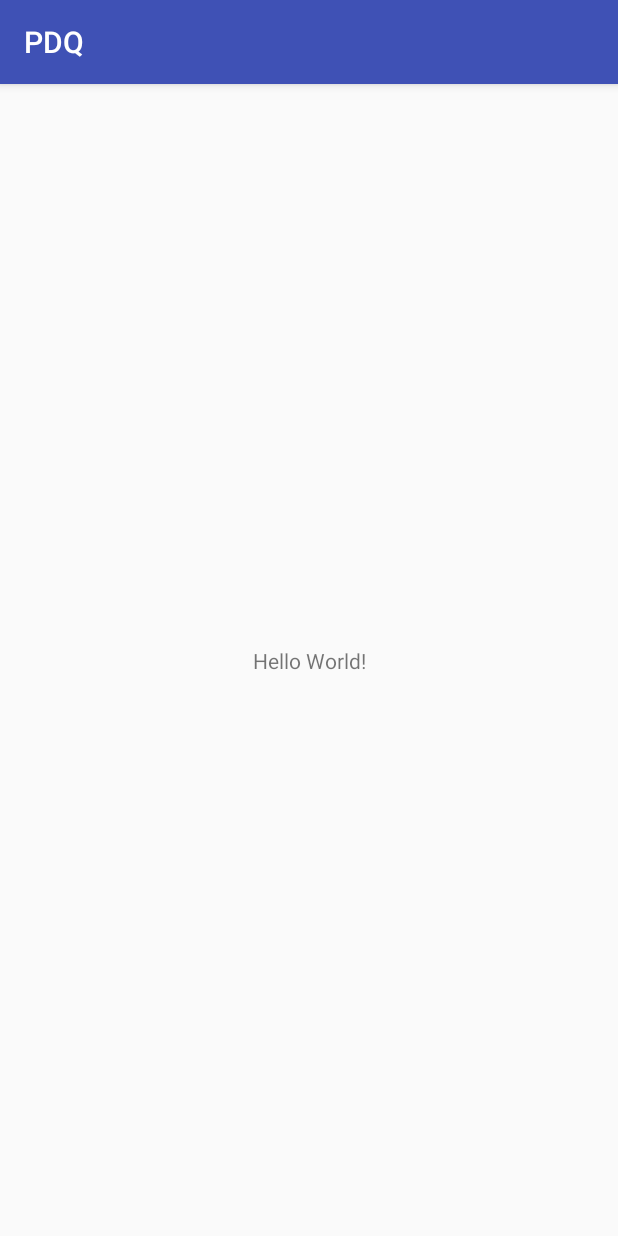
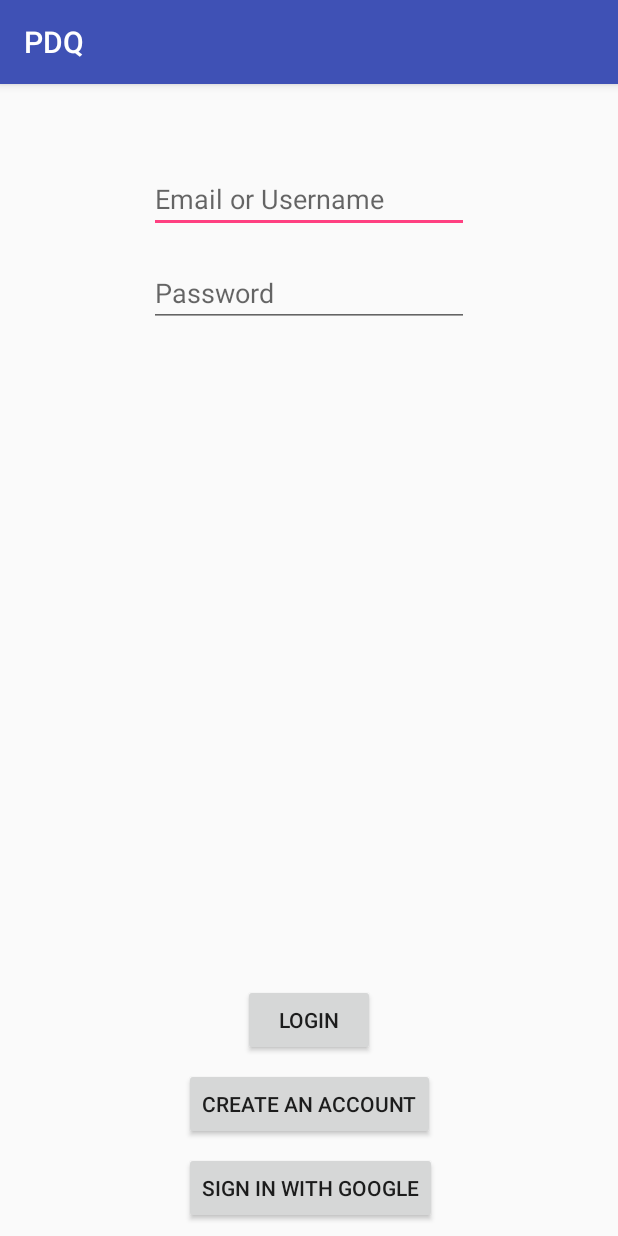
Before and after one commit to justephens/congressional-app-pdq, an Android app: the screen it shows after launch (HomePage before the commit, LoginActivity after it), on a phone screen of 412 x 824 dp. Run offline under Robolectric (Android 15) with nearby library versions, the phone set to English and light mode, and no system bars.

Commit message:
created log in page

```diff
--- a/PDQ/app/src/main/AndroidManifest.xml
+++ b/PDQ/app/src/main/AndroidManifest.xml
@@ -6,16 +6,17 @@
         android:allowBackup="true"
         android:icon="@mipmap/ic_launcher"
         android:label="@string/app_name"
-        android:roundIcon="@mipmap/ic_launcher_round"
         android:supportsRtl="true"
         android:theme="@style/AppTheme">
-        <activity android:name=".HomePage">
+        <activity android:name=".LoginActivity">
             <intent-filter>
                 <action android:name="android.intent.action.MAIN" />
 
                 <category android:name="android.intent.category.LAUNCHER" />
             </intent-filter>
         </activity>
+        <activity android:name=".HomePage" />
+        <activity android:name=".CreateAccountActivity"></activity>
     </application>
 
 </manifest>
--- /dev/null
+++ b/PDQ/app/src/main/java/plp/pdq/LoginActivity.java
@@ -0,0 +1,42 @@
+package plp.pdq;
+
+import android.content.Context;
+import android.content.Intent;
+import android.support.v7.app.AppCompatActivity;
+import android.os.Bundle;
+import android.view.View;
+import android.widget.Button;
+import android.widget.EditText;
+
+public class LoginActivity extends AppCompatActivity {
+
+    EditText textUsername;
+    Button btnLogin, btnGoogle, btnCreateAccount;
+
+    @Override
+    protected void onCreate(Bundle savedInstanceState) {
+        super.onCreate(savedInstanceState);
+        setContentView(R.layout.activity_login);
+
+        textUsername = (EditText) findViewById(R.id.UsernameLogin);
+        btnLogin = (Button) findViewById(R.id.buttonLogin);
+        btnCreateAccount = (Button) findViewById(R.id.buttonCreateAccount);
+        //btnGoogle = (Button) findViewById(R.id.buttonGoogle);
+
+        btnLogin.setOnClickListener(new View.OnClickListener() {
+            @Override
+            public void onClick(View view) {
+                Intent intent = new Intent(LoginActivity.this, HomePage.class);
+                startActivity(intent);
+            }
+        });
+
+        btnCreateAccount.setOnClickListener(new View.OnClickListener() {
+            @Override
+            public void onClick(View view) {
+                Intent intent = new Intent(LoginActivity.this, HomePage.class);
+                startActivity(intent);
+            }
+        });
+    }
+}
--- /dev/null
+++ b/PDQ/app/src/main/res/layout/activity_login.xml
@@ -0,0 +1,74 @@
+<?xml version="1.0" encoding="utf-8"?>
+<android.support.constraint.ConstraintLayout xmlns:android="http://schemas.android.com/apk/res/android"
+    xmlns:app="http://schemas.android.com/apk/res-auto"
+    xmlns:tools="http://schemas.android.com/tools"
+    android:layout_width="match_parent"
+    android:layout_height="match_parent"
+    tools:context="plp.pdq.LoginActivity">
+
+    <Button
+        android:id="@+id/buttonLogin"
+        android:layout_width="wrap_content"
+        android:layout_height="wrap_content"
+        android:text="Login"
+        android:layout_marginRight="8dp"
+        app:layout_constraintRight_toRightOf="parent"
+        android:layout_marginLeft="8dp"
+        app:layout_constraintLeft_toLeftOf="parent"
+        android:layout_marginBottom="8dp"
+        app:layout_constraintBottom_toTopOf="@+id/buttonCreateAccount" />
+
+    <Button
+        android:id="@+id/buttonGoogle"
+        android:layout_width="wrap_content"
+        android:layout_height="wrap_content"
+        android:text="Sign in with Google"
+        android:layout_marginLeft="8dp"
+        app:layout_constraintLeft_toLeftOf="parent"
+        android:layout_marginRight="8dp"
+        app:layout_constraintRight_toRightOf="parent"
+        app:layout_constraintBottom_toBottomOf="parent"
+        app:layout_constraintHorizontal_bias="0.505"
+        android:layout_marginBottom="8dp" />
+
+    <EditText
+        android:id="@+id/UsernameLogin"
+        android:layout_width="wrap_content"
+        android:layout_height="wrap_content"
+        android:ems="10"
+        android:hint="Email or Username "
+        android:inputType="textEmailAddress"
+        app:layout_constraintTop_toTopOf="parent"
+        android:layout_marginTop="54dp"
+        android:layout_marginLeft="8dp"
+        app:layout_constraintLeft_toLeftOf="parent"
+        android:layout_marginRight="8dp"
+        app:layout_constraintRight_toRightOf="parent" />
+
+    <EditText
+        android:id="@+id/textPassword"
+        android:layout_width="wrap_content"
+        android:layout_height="wrap_content"
+        android:ems="10"
+        android:hint="Password"
+        android:inputType="textPassword"
+        android:layout_marginTop="17dp"
+        app:layout_constraintTop_toBottomOf="@+id/UsernameLogin"
+        android:layout_marginLeft="8dp"
+        app:layout_constraintLeft_toLeftOf="parent"
+        android:layout_marginRight="8dp"
+        app:layout_constraintRight_toRightOf="parent" />
+
+    <Button
+        android:id="@+id/buttonCreateAccount"
+        android:layout_width="wrap_content"
+        android:layout_height="wrap_content"
+        android:text="Create an Account"
+        android:layout_marginBottom="8dp"
+        app:layout_constraintBottom_toTopOf="@+id/buttonGoogle"
+        android:layout_marginRight="8dp"
+        app:layout_constraintRight_toRightOf="parent"
+        android:layout_marginLeft="8dp"
+        app:layout_constraintLeft_toLeftOf="parent" />
+
+</android.support.constraint.ConstraintLayout>
```
Also changed, not shown: PDQ/app/src/main/java/plp/pdq/CreateAccountActivity.java (added, +13 -0 lines), PDQ/app/src/main/res/layout/activity_create_account.xml (added, +20 -0 lines), PDQ/app/src/main/res/layout/activity_home_page.xml (+9 -1 lines), PDQ/app/src/main/pdq.logo-web.png (added), PDQ/app/src/main/pdq_logo-web.png (added), PDQ/app/src/main/res/mipmap-hdpi/pdq.logo.png (added), PDQ/app/src/main/res/mipmap-hdpi/pdq_logo.png (added), PDQ/app/src/main/res/mipmap-mdpi/pdq.logo.png (added), PDQ/app/src/main/res/mipmap-mdpi/pdq_logo.png (added), PDQ/app/src/main/res/mipmap-xhdpi/pdq.logo.png (added), PDQ/app/src/main/res/mipmap-xhdpi/pdq_logo.png (added), PDQ/app/src/main/res/mipmap-xxhdpi/pdq.logo.png (added), PDQ/app/src/main/res/mipmap-xxhdpi/pdq_logo.png (added), PDQ/app/src/main/res/mipmap-xxxhdpi/pdq.logo.png (added), 1 more files.
